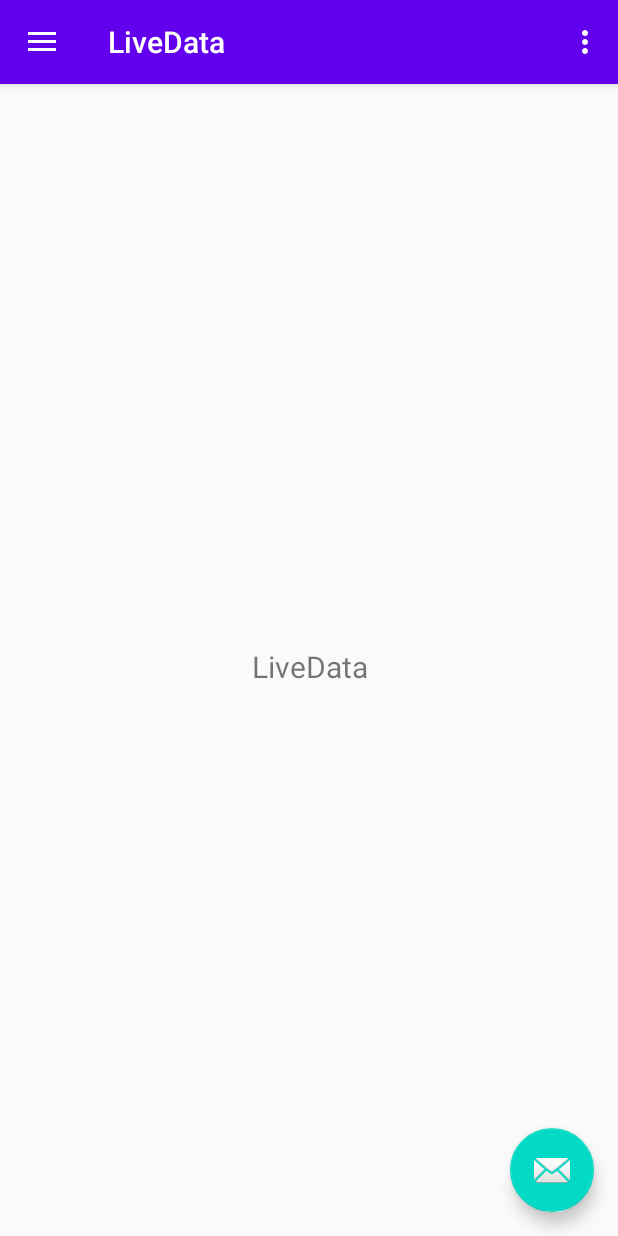
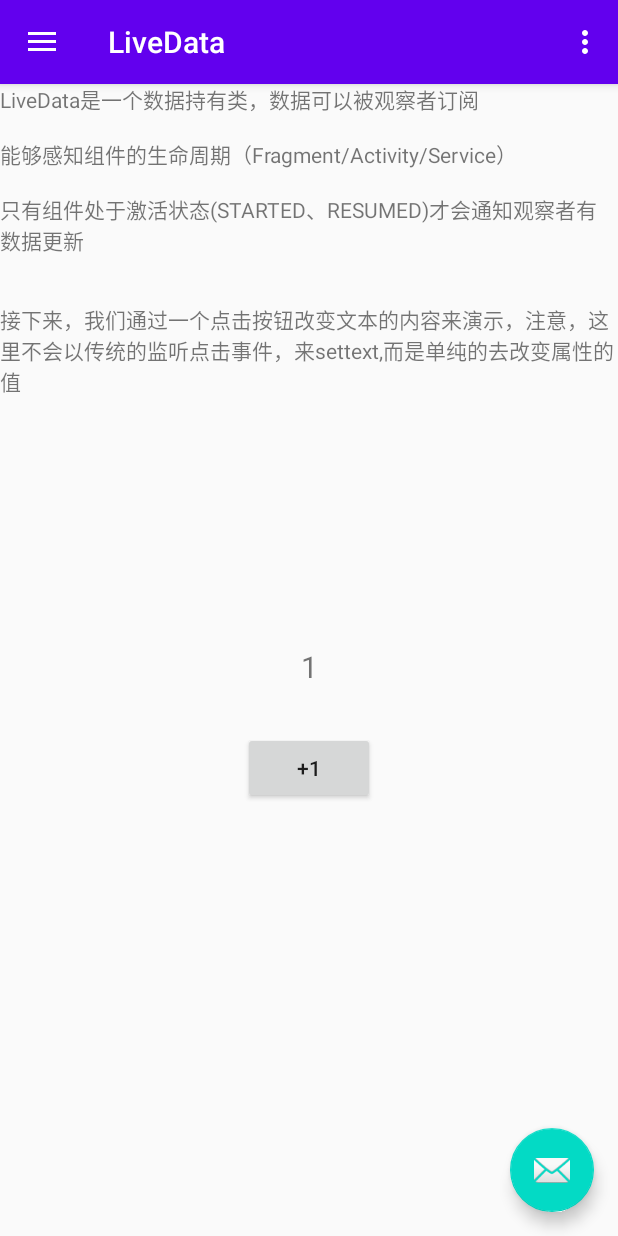
Before and after one commit to jiezongnewstar/Jetpack, an Android app: the screen it shows after launch (MainActivity), in the side drawer, after a tap on "LiveData", on a phone screen of 412 x 824 dp. Run offline under Robolectric (Android 15) with nearby library versions, the phone set to English and light mode, and no system bars; our stand-ins replace Picasso, navigation-ui; pictures from the network do not load.

Commit message:
livedataDemo

```diff
--- a/app/src/main/java/com/xibei/jetpack/ui/lifecycle/LifeCycleViewModel.kt
+++ b/app/src/main/java/com/xibei/jetpack/ui/lifecycle/LifeCycleViewModel.kt
@@ -9,5 +9,5 @@ class LifeCycleViewModel : ViewModel() {
     private val _text = MutableLiveData<String>().apply {
         value = "LifeCycle"
     }
-    val text: LiveData<String> = _text
+    val text: MutableLiveData<String> = _text
 }
--- a/app/src/main/java/com/xibei/jetpack/ui/lifecycle/XLifeCycle.kt
+++ b/app/src/main/java/com/xibei/jetpack/ui/lifecycle/XLifeCycle.kt
@@ -1,5 +1,6 @@
 package com.xibei.jetpack.ui.lifecycle
 
+import android.os.Handler
 import android.util.Log
 import android.widget.TextView
 import androidx.lifecycle.Lifecycle
@@ -49,6 +50,7 @@ class XLifeCycle(textView: TextView) : LifecycleObserver {
     @OnLifecycleEvent(Lifecycle.Event.ON_DESTROY)
     private fun destory(){
         Log.e(TAG,"destory")
+
     }
 
 }
--- a/app/src/main/java/com/xibei/jetpack/ui/livedata/LiveDataFragment.kt
+++ b/app/src/main/java/com/xibei/jetpack/ui/livedata/LiveDataFragment.kt
@@ -4,6 +4,7 @@ import android.os.Bundle
 import android.view.LayoutInflater
 import android.view.View
 import android.view.ViewGroup
+import android.widget.Button
 import android.widget.TextView
 import androidx.fragment.app.Fragment
 import androidx.lifecycle.Observer
@@ -14,18 +15,17 @@ class LiveDataFragment : Fragment() {
 
     private lateinit var liveDataViewModel: LiveDataViewModel
 
-    override fun onCreateView(
-            inflater: LayoutInflater,
-            container: ViewGroup?,
-            savedInstanceState: Bundle?
-    ): View? {
-        liveDataViewModel =
-                ViewModelProviders.of(this).get(LiveDataViewModel::class.java)
+    override fun onCreateView(inflater: LayoutInflater, container: ViewGroup?, savedInstanceState: Bundle?): View? {
+        liveDataViewModel = ViewModelProviders.of(this).get(LiveDataViewModel::class.java)
         val root = inflater.inflate(R.layout.fragment_livedata, container, false)
         val textView: TextView = root.findViewById(R.id.text_livedata)
         liveDataViewModel.text.observe(viewLifecycleOwner, Observer {
-            textView.text = it
+            textView.text = it.toString()
         })
+
+        val btn :Button = root.findViewById(R.id.btn_add)
+        btn.setOnClickListener {liveDataViewModel.text.value = liveDataViewModel.text.value!! + 1 }
+
         return root
     }
 }
--- a/app/src/main/java/com/xibei/jetpack/ui/livedata/LiveDataViewModel.kt
+++ b/app/src/main/java/com/xibei/jetpack/ui/livedata/LiveDataViewModel.kt
@@ -1,13 +1,12 @@
 package com.xibei.jetpack.ui.gallery
 
-import androidx.lifecycle.LiveData
 import androidx.lifecycle.MutableLiveData
 import androidx.lifecycle.ViewModel
 
 class LiveDataViewModel : ViewModel() {
 
-    private val _text = MutableLiveData<String>().apply {
-        value = "LiveData"
+    private val _text = MutableLiveData<Int>().apply {
+        value = 1
     }
-    val text: LiveData<String> = _text
+    var text: MutableLiveData<Int> = _text
 }
--- a/app/src/main/java/com/xibei/jetpack/ui/viewmodel/ViewModelViewModel.kt
+++ b/app/src/main/java/com/xibei/jetpack/ui/viewmodel/ViewModelViewModel.kt
@@ -9,5 +9,5 @@ class ViewModelViewModel : ViewModel() {
     private val _text = MutableLiveData<String>().apply {
         value = "ViewModel"
     }
-    val text: LiveData<String> = _text
+    val text: MutableLiveData<String> = _text
 }
--- a/app/src/main/res/layout/fragment_lifecycle.xml
+++ b/app/src/main/res/layout/fragment_lifecycle.xml
@@ -1,5 +1,6 @@
 <?xml version="1.0" encoding="utf-8"?>
-<androidx.constraintlayout.widget.ConstraintLayout xmlns:android="http://schemas.android.com/apk/res/android"
+<androidx.constraintlayout.widget.ConstraintLayout
+    xmlns:android="http://schemas.android.com/apk/res/android"
     xmlns:app="http://schemas.android.com/apk/res-auto"
     xmlns:tools="http://schemas.android.com/tools"
     android:layout_width="match_parent"
@@ -10,7 +11,7 @@
         app:layout_constraintTop_toTopOf="parent"
         android:layout_width="match_parent"
         android:layout_height="wrap_content"
-        android:text="lifecycle 可以监听Activity或者 Fragment 的整个生命周期，都多个Activity或者Fragment的声明周期中，有同样的操作，就可以进行统一处理。\n\n\n接下来我们模拟在界面可见时延时2秒改变中间字的值，这个实现逻辑不是在Framgment 中做，而是在lifccycleObser中实现"/>
+        android:text="lifecycle 可以监听Activity或者 Fragment 的整个生命周期，都多个Activity或者Fragment的声明周期中，有同样的操作，就可以进行统一处理。\n\n\n接下来我们模拟在界面可见时延时2秒改变中间字的值，这个实现逻辑不是在Framgment 中做，而是在lifccycleObser中实现。同时，还可见去观察Log中生命周期执行的顺序"/>
 
     <TextView
         android:id="@+id/text_lifecycle"
--- a/app/src/main/res/layout/fragment_livedata.xml
+++ b/app/src/main/res/layout/fragment_livedata.xml
@@ -4,6 +4,13 @@
     xmlns:tools="http://schemas.android.com/tools"
     android:layout_width="match_parent"
     android:layout_height="match_parent">
+
+    <TextView
+        app:layout_constraintStart_toStartOf="parent"
+        app:layout_constraintTop_toTopOf="parent"
+        android:layout_width="match_parent"
+        android:layout_height="wrap_content"
+        android:text="LiveData是一个数据持有类，数据可以被观察者订阅\n\n能够感知组件的生命周期（Fragment/Activity/Service）\n\n只有组件处于激活状态(STARTED、RESUMED)才会通知观察者有数据更新\n\n\n接下来，我们通过一个点击按钮改变文本的内容来演示，注意，这里不会以传统的监听点击事件，来settext,而是单纯的去改变属性的值"/>
 
     <TextView
         android:id="@+id/text_livedata"
@@ -18,4 +25,16 @@
         app:layout_constraintEnd_toEndOf="parent"
         app:layout_constraintStart_toStartOf="parent"
         app:layout_constraintTop_toTopOf="parent" />
+
+    <Button
+        android:id="@+id/btn_add"
+        android:layout_marginTop="30dp"
+        app:layout_constraintTop_toBottomOf="@id/text_livedata"
+        app:layout_constraintStart_toStartOf="parent"
+        app:layout_constraintEnd_toEndOf="parent"
+        android:layout_width="wrap_content"
+        android:layout_height="wrap_content"
+        android:text="+1"/>
+
+
 </androidx.constraintlayout.widget.ConstraintLayout>
--- a/app/src/main/res/layout/fragment_viewmodel.xml
+++ b/app/src/main/res/layout/fragment_viewmodel.xml
@@ -4,6 +4,14 @@
     xmlns:tools="http://schemas.android.com/tools"
     android:layout_width="match_parent"
     android:layout_height="match_parent">
+
+    <TextView
+       app:layout_constraintTop_toTopOf="parent"
+        app:layout_constraintStart_toStartOf="parent"
+        app:layout_constraintEnd_toEndOf="parent"
+        android:layout_width="match_parent"
+        android:layout_height="wrap_content"
+        android:text=""/>
 
     <TextView
         android:id="@+id/text_viewmodel"
```
Also changed, not shown: 1 other file.
